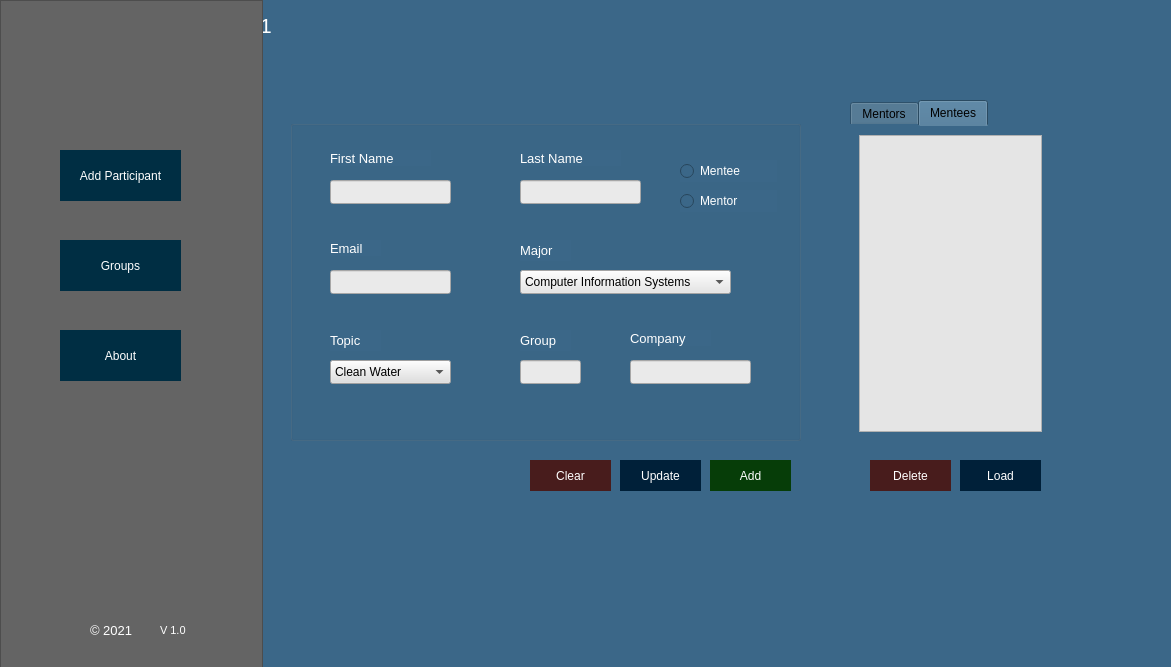
Old version of the form home.ui in the repository dndrade/CSC211H_Thamires-Andrade_HonorsProject_Spring2021.
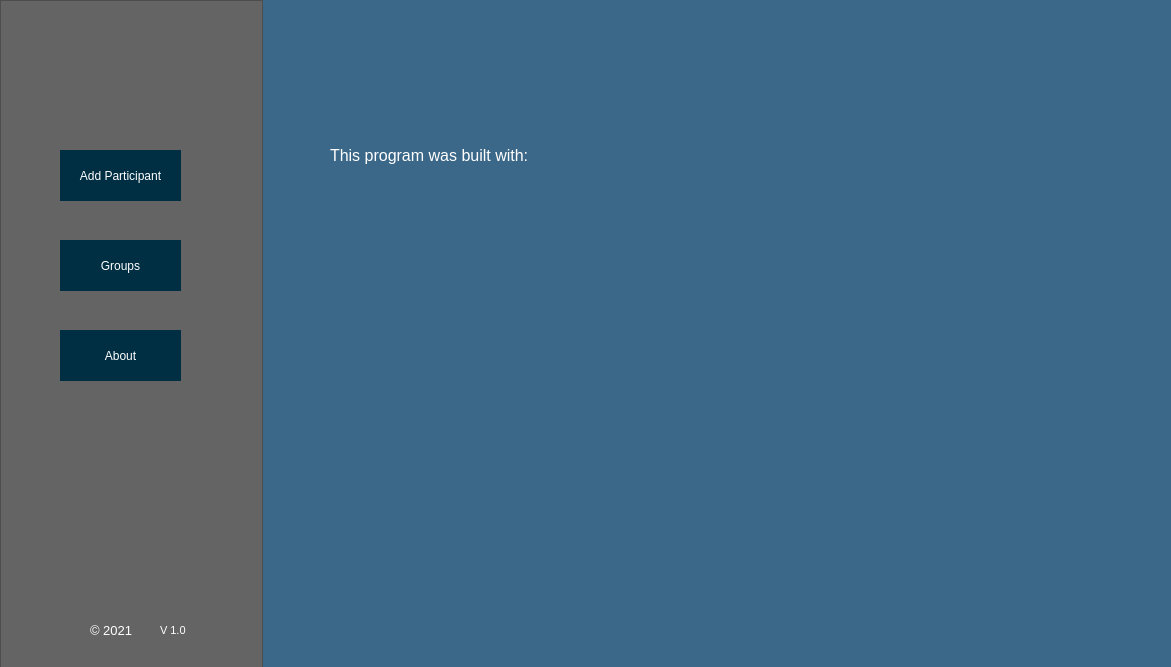
New version of the form. The open tabs and pages were chosen to show the change. Icons and pictures are not drawn.

What changed in the file:
```diff
--- a/home.ui
+++ b/home.ui
@@ -160,843 +160,11 @@
      </widget>
     </widget>
     <widget class="QWidget" name="page_2">
-     <widget class="QLabel" name="label_2">
-      <property name="geometry">
-       <rect>
-        <x>10</x>
-        <y>0</y>
-        <width>21</width>
-        <height>51</height>
-       </rect>
-      </property>
-      <property name="font">
-       <font>
-        <pointsize>16</pointsize>
-       </font>
-      </property>
-      <property name="styleSheet">
-       <string notr="true">color: rgb(255, 255, 255);</string>
-      </property>
-      <property name="text">
-       <string>1</string>
-      </property>
-     </widget>
-     <widget class="QGroupBox" name="addParticipant_form">
-      <property name="geometry">
-       <rect>
-        <x>40</x>
-        <y>120</y>
-        <width>511</width>
-        <height>321</height>
-       </rect>
-      </property>
-      <property name="title">
-       <string/>
-      </property>
-      <widget class="QLabel" name="label_6">
-       <property name="geometry">
-        <rect>
-         <x>40</x>
-         <y>30</y>
-         <width>101</width>
-         <height>16</height>
-        </rect>
-       </property>
-       <property name="font">
-        <font>
-         <pointsize>10</pointsize>
-        </font>
-       </property>
-       <property name="styleSheet">
-        <string notr="true">color: rgb(255, 255, 255);</string>
-       </property>
-       <property name="text">
-        <string>First Name</string>
-       </property>
-      </widget>
-      <widget class="QLineEdit" name="first_name">
-       <property name="geometry">
-        <rect>
-         <x>40</x>
-         <y>60</y>
-         <width>121</width>
-         <height>24</height>
-        </rect>
-       </property>
-       <property name="styleSheet">
-        <string notr="true">background-color: rgb(234, 234, 234);</string>
-       </property>
-      </widget>
-      <widget class="QLabel" name="label_8">
-       <property name="geometry">
-        <rect>
-         <x>230</x>
-         <y>30</y>
-         <width>101</width>
-         <height>16</height>
-        </rect>
-       </property>
-       <property name="font">
-        <font>
-         <pointsize>10</pointsize>
-        </font>
-       </property>
-       <property name="styleSheet">
-        <string notr="true">color: rgb(255, 255, 255);</string>
-       </property>
-       <property name="text">
-        <string>Last Name</string>
-       </property>
-      </widget>
-      <widget class="QLineEdit" name="last_name">
-       <property name="geometry">
-        <rect>
-         <x>230</x>
-         <y>60</y>
-         <width>121</width>
-         <height>24</height>
-        </rect>
-       </property>
-       <property name="styleSheet">
-        <string notr="true">background-color: rgb(234, 234, 234);</string>
-       </property>
-      </widget>
-      <widget class="QLabel" name="label_7">
-       <property name="geometry">
-        <rect>
-         <x>40</x>
-         <y>120</y>
-         <width>51</width>
-         <height>16</height>
-        </rect>
-       </property>
-       <property name="font">
-        <font>
-         <pointsize>10</pointsize>
-        </font>
-       </property>
-       <property name="styleSheet">
-        <string notr="true">color: rgb(255, 255, 255);</string>
-       </property>
-       <property name="text">
-        <string>Email</string>
-       </property>
-      </widget>
-      <widget class="QLineEdit" name="email">
-       <property name="geometry">
-        <rect>
-         <x>40</x>
-         <y>150</y>
-         <width>121</width>
-         <height>24</height>
-        </rect>
-       </property>
-       <property name="styleSheet">
-        <string notr="true">background-color: rgb(234, 234, 234);</string>
-       </property>
-      </widget>
-      <widget class="QLabel" name="label_9">
-       <property name="geometry">
-        <rect>
-         <x>230</x>
-         <y>120</y>
-         <width>51</width>
-         <height>21</height>
-        </rect>
-       </property>
-       <property name="font">
-        <font>
-         <pointsize>10</pointsize>
-        </font>
-       </property>
-       <property name="styleSheet">
-        <string notr="true">color: rgb(255, 255, 255);</string>
-       </property>
-       <property name="text">
-        <string>Major</string>
-       </property>
-      </widget>
-      <widget class="QComboBox" name="choose_major">
-       <property name="geometry">
-        <rect>
-         <x>230</x>
-         <y>150</y>
-         <width>211</width>
-         <height>24</height>
-        </rect>
-       </property>
-       <property name="styleSheet">
-        <string notr="true">background-color: rgb(230, 230, 230);
-color: rgb(0, 0, 0);</string>
-       </property>
-       <item>
-        <property name="text">
-         <string>Computer Information Systems</string>
-        </property>
-       </item>
-       <item>
-        <property name="text">
-         <string>Computer Network Technology</string>
-        </property>
-       </item>
-       <item>
-        <property name="text">
-         <string>Computer Science</string>
-        </property>
-       </item>
-       <item>
-        <property name="text">
-         <string>Engeneering Science</string>
-        </property>
-       </item>
-       <item>
-        <property name="text">
-         <string>Geographyc Information Science</string>
-        </property>
-       </item>
-      </widget>
-      <widget class="QLabel" name="label_10">
-       <property name="geometry">
-        <rect>
-         <x>40</x>
-         <y>210</y>
-         <width>51</width>
-         <height>21</height>
-        </rect>
-       </property>
-       <property name="font">
-        <font>
-         <pointsize>10</pointsize>
-        </font>
-       </property>
-       <property name="styleSheet">
-        <string notr="true">color: rgb(255, 255, 255);</string>
-       </property>
-       <property name="text">
-        <string>Topic</string>
-       </property>
-      </widget>
-      <widget class="QComboBox" name="topic">
-       <property name="geometry">
-        <rect>
-         <x>40</x>
-         <y>240</y>
-         <width>121</width>
-         <height>24</height>
-        </rect>
-       </property>
-       <property name="styleSheet">
-        <string notr="true">color: rgb(0, 0, 0);
-background-color: rgb(223, 223, 223);</string>
-       </property>
-       <item>
-        <property name="text">
-         <string>Clean Water</string>
-        </property>
-       </item>
-       <item>
-        <property name="text">
-         <string>Good Health </string>
-        </property>
-       </item>
-       <item>
-        <property name="text">
-         <string>Green Consumption</string>
-        </property>
-       </item>
-       <item>
-        <property name="text">
-         <string>Quality Education</string>
-        </property>
-       </item>
-       <item>
-        <property name="text">
-         <string>Racial Justice</string>
-        </property>
-       </item>
-       <item>
-        <property name="text">
-         <string>Zero Hunger</string>
-        </property>
-       </item>
-      </widget>
-      <widget class="QLabel" name="label_11">
-       <property name="geometry">
-        <rect>
-         <x>230</x>
-         <y>210</y>
-         <width>51</width>
-         <height>21</height>
-        </rect>
-       </property>
-       <property name="font">
-        <font>
-         <pointsize>10</pointsize>
-        </font>
-       </property>
-       <property name="styleSheet">
-        <string notr="true">color: rgb(255, 255, 255);</string>
-       </property>
-       <property name="text">
-        <string>Group</string>
-       </property>
-      </widget>
-      <widget class="QLineEdit" name="group_id">
-       <property name="geometry">
-        <rect>
-         <x>230</x>
-         <y>240</y>
-         <width>61</width>
-         <height>24</height>
-        </rect>
-       </property>
-       <property name="styleSheet">
-        <string notr="true">background-color: rgb(234, 234, 234);</string>
-       </property>
-      </widget>
-      <widget class="QRadioButton" name="mentor_role">
-       <property name="geometry">
-        <rect>
-         <x>390</x>
-         <y>70</y>
-         <width>97</width>
-         <height>22</height>
-        </rect>
-       </property>
-       <property name="styleSheet">
-        <string notr="true">color: rgb(255, 255, 255);</string>
-       </property>
-       <property name="text">
-        <string>Mentor</string>
-       </property>
-      </widget>
-      <widget class="QRadioButton" name="mentee_role">
-       <property name="geometry">
-        <rect>
-         <x>390</x>
-         <y>40</y>
-         <width>97</width>
-         <height>22</height>
-        </rect>
-       </property>
-       <property name="styleSheet">
-        <string notr="true">color: rgb(255, 255, 255);</string>
-       </property>
-       <property name="text">
-        <string>Mentee</string>
-       </property>
-      </widget>
-      <widget class="QLabel" name="label_12">
-       <property name="geometry">
-        <rect>
-         <x>340</x>
-         <y>210</y>
-         <width>81</width>
-         <height>16</height>
-        </rect>
-       </property>
-       <property name="font">
-        <font>
-         <pointsize>10</pointsize>
-        </font>
-       </property>
-       <property name="styleSheet">
-        <string notr="true">color: rgb(255, 255, 255);</string>
-       </property>
-       <property name="text">
-        <string>Company</string>
-       </property>
-      </widget>
-      <widget class="QLineEdit" name="company">
-       <property name="geometry">
-        <rect>
-         <x>340</x>
-         <y>240</y>
-         <width>121</width>
-         <height>24</height>
-        </rect>
-       </property>
-       <property name="styleSheet">
-        <string notr="true">background-color: rgb(234, 234, 234);</string>
-       </property>
-      </widget>
-     </widget>
-     <widget class="QPushButton" name="insert_participant">
-      <property name="geometry">
-       <rect>
-        <x>460</x>
-        <y>460</y>
-        <width>81</width>
-        <height>31</height>
-       </rect>
-      </property>
-      <property name="styleSheet">
-       <string notr="true">color: rgb(255, 255, 255);
-background-color: rgb(6, 61, 8);
-border: none;
-padding: 5px;</string>
-      </property>
-      <property name="text">
-       <string>Add</string>
-      </property>
-     </widget>
-     <widget class="QPushButton" name="clear_lines">
-      <property name="geometry">
-       <rect>
-        <x>280</x>
-        <y>460</y>
-        <width>81</width>
-        <height>31</height>
-       </rect>
-      </property>
-      <property name="styleSheet">
-       <string notr="true">color: rgb(255, 255, 255);
-background-color:  rgb(72, 28, 28);
-border: none;
-padding: 5px;</string>
-      </property>
-      <property name="text">
-       <string>Clear</string>
-      </property>
-     </widget>
-     <widget class="QPushButton" name="delete_selected">
-      <property name="geometry">
-       <rect>
-        <x>620</x>
-        <y>460</y>
-        <width>81</width>
-        <height>31</height>
-       </rect>
-      </property>
-      <property name="styleSheet">
-       <string notr="true">color: rgb(255, 255, 255);
-background-color:  rgb(72, 28, 28);
-border: none;
-padding: 5px;</string>
-      </property>
-      <property name="text">
-       <string>Delete</string>
-      </property>
-     </widget>
-     <widget class="QPushButton" name="load_participantList">
-      <property name="geometry">
-       <rect>
-        <x>710</x>
-        <y>460</y>
-        <width>81</width>
-        <height>31</height>
-       </rect>
-      </property>
-      <property name="styleSheet">
-       <string notr="true">color: rgb(255, 255, 255);
-background-color: rgb(25, 25, 25);
-background-color: rgb(0, 32, 57);
-border: none;
-padding: 5px;</string>
-      </property>
-      <property name="text">
-       <string>Load</string>
-      </property>
-     </widget>
-     <widget class="QPushButton" name="update_participant_data">
-      <property name="geometry">
-       <rect>
-        <x>370</x>
-        <y>460</y>
-        <width>81</width>
-        <height>31</height>
-       </rect>
-      </property>
-      <property name="styleSheet">
-       <string notr="true">color: rgb(255, 255, 255);
-background-color: rgb(25, 25, 25);
-background-color: rgb(0, 32, 57);
-border: none;
-padding: 5px;</string>
-      </property>
-      <property name="text">
-       <string>Update</string>
-      </property>
-     </widget>
-     <widget class="QTabWidget" name="tabWidget">
-      <property name="geometry">
-       <rect>
-        <x>600</x>
-        <y>100</y>
-        <width>201</width>
-        <height>341</height>
-       </rect>
-      </property>
-      <property name="styleSheet">
-       <string notr="true">border-color: rgb(17, 20, 63);
-border-bottom-color: rgb(17, 20, 63);
-border-right-color: rgb(17, 20, 63);
-gridline-color: rgb(17, 20, 63);
-color: rgb(0, 0, 0);</string>
-      </property>
-      <property name="currentIndex">
-       <number>0</number>
-      </property>
-      <widget class="QWidget" name="tab_1">
-       <attribute name="title">
-        <string>Mentors</string>
-       </attribute>
-       <layout class="QVBoxLayout" name="verticalLayout">
-        <item>
-         <widget class="QListView" name="listView_mentors">
-          <property name="styleSheet">
-           <string notr="true">background-color: rgb(229, 229, 229);</string>
-          </property>
-         </widget>
-        </item>
-       </layout>
-      </widget>
-      <widget class="QWidget" name="tab_2">
-       <attribute name="title">
-        <string>Mentees</string>
-       </attribute>
-       <layout class="QVBoxLayout" name="verticalLayout_2">
-        <item>
-         <widget class="QListView" name="listView_mentees">
-          <property name="styleSheet">
-           <string notr="true">background-color: rgb(229, 229, 229);
-color: rgb(0, 0, 0);</string>
-          </property>
-         </widget>
-        </item>
-       </layout>
-      </widget>
-     </widget>
-    </widget>
-    <widget class="QWidget" name="page_3">
-     <widget class="QLabel" name="label_3">
-      <property name="geometry">
-       <rect>
-        <x>10</x>
-        <y>0</y>
-        <width>21</width>
-        <height>51</height>
-       </rect>
-      </property>
-      <property name="font">
-       <font>
-        <pointsize>16</pointsize>
-       </font>
-      </property>
-      <property name="styleSheet">
-       <string notr="true">color: rgb(255, 255, 255);</string>
-      </property>
-      <property name="text">
-       <string>2</string>
-      </property>
-     </widget>
-     <widget class="QGroupBox" name="groupBox">
-      <property name="geometry">
-       <rect>
-        <x>60</x>
-        <y>110</y>
-        <width>721</width>
-        <height>401</height>
-       </rect>
-      </property>
-      <property name="styleSheet">
-       <string notr="true">border-color: none;
-color: none;</string>
-      </property>
-      <property name="title">
-       <string/>
-      </property>
-      <widget class="QTableView" name="mentorTable_group">
-       <property name="geometry">
-        <rect>
-         <x>20</x>
-         <y>40</y>
-         <width>421</width>
-         <height>151</height>
-        </rect>
-       </property>
-       <property name="styleSheet">
-        <string notr="true">background-color: rgb(198, 198, 198);</string>
-       </property>
-      </widget>
-      <widget class="QLabel" name="label_15">
-       <property name="geometry">
-        <rect>
-         <x>20</x>
-         <y>10</y>
-         <width>71</width>
-         <height>24</height>
-        </rect>
-       </property>
-       <property name="font">
-        <font>
-         <pointsize>10</pointsize>
-        </font>
-       </property>
-       <property name="styleSheet">
-        <string notr="true">color: rgb(255, 255, 255);</string>
-       </property>
-       <property name="text">
-        <string>Mentors</string>
-       </property>
-      </widget>
-      <widget class="QTableView" name="menteeTable_group">
-       <property name="geometry">
-        <rect>
-         <x>20</x>
-         <y>230</y>
-         <width>421</width>
-         <height>151</height>
-        </rect>
-       </property>
-       <property name="styleSheet">
-        <string notr="true">background-color: rgb(198, 198, 198);</string>
-       </property>
-      </widget>
-      <widget class="QLabel" name="label_14">
-       <property name="geometry">
-        <rect>
-         <x>20</x>
-         <y>200</y>
-         <width>71</width>
-         <height>24</height>
-        </rect>
-       </property>
-       <property name="font">
-        <font>
-         <pointsize>10</pointsize>
-        </font>
-       </property>
-       <property name="styleSheet">
-        <string notr="true">color: rgb(255, 255, 255);</string>
-       </property>
-       <property name="text">
-        <string>Mentees</string>
-       </property>
-      </widget>
-      <widget class="QWidget" name="layoutWidget_2">
-       <property name="geometry">
-        <rect>
-         <x>240</x>
-         <y>200</y>
-         <width>197</width>
-         <height>27</height>
-        </rect>
-       </property>
-       <layout class="QHBoxLayout" name="horizontalLayout_3">
-        <item>
-         <widget class="QLineEdit" name="mentee_searchTerm">
-          <property name="styleSheet">
-           <string notr="true">background-color: rgb(230, 230, 230);</string>
-          </property>
-         </widget>
-        </item>
-        <item>
-         <widget class="QPushButton" name="searchMenteeButton">
-          <property name="styleSheet">
-           <string notr="true">background-color: rgb(232, 232, 232);
-color: rgb(0, 0, 0);</string>
-          </property>
-          <property name="text">
-           <string>Search</string>
-          </property>
-         </widget>
-        </item>
-       </layout>
-      </widget>
-      <widget class="QWidget" name="layoutWidget">
-       <property name="geometry">
-        <rect>
-         <x>240</x>
-         <y>10</y>
-         <width>197</width>
-         <height>27</height>
-        </rect>
-       </property>
-       <layout class="QHBoxLayout" name="horizontalLayout_2">
-        <item>
-         <widget class="QLineEdit" name="mentor_searchTerm">
-          <property name="styleSheet">
-           <string notr="true">background-color: rgb(230, 230, 230);</string>
-          </property>
-          <property name="text">
-           <string/>
-          </property>
-         </widget>
-        </item>
-        <item>
-         <widget class="QPushButton" name="searchMentor_Button">
-          <property name="styleSheet">
-           <string notr="true">background-color: rgb(232, 232, 232);
-color: rgb(0, 0, 0);</string>
-          </property>
-          <property name="text">
-           <string>Search</string>
-          </property>
-         </widget>
-        </item>
-       </layout>
-      </widget>
-      <widget class="QWidget" name="layoutWidget">
-       <property name="geometry">
-        <rect>
-         <x>490</x>
-         <y>20</y>
-         <width>211</width>
-         <height>361</height>
-        </rect>
-       </property>
-       <layout class="QVBoxLayout" name="verticalLayout_3">
-        <item>
-         <layout class="QHBoxLayout" name="horizontalLayout">
-          <property name="spacing">
-           <number>30</number>
-          </property>
-          <item>
-           <widget class="QLabel" name="label_13">
-            <property name="font">
-             <font>
-              <pointsize>10</pointsize>
-             </font>
-            </property>
-            <property name="styleSheet">
-             <string notr="true">color: rgb(255, 255, 255);</string>
-            </property>
-            <property name="text">
-             <string>Select Group:</string>
-            </property>
-           </widget>
-          </item>
-          <item>
-           <widget class="QComboBox" name="comboBox">
-            <property name="styleSheet">
-             <string notr="true">color: rgb(0, 0, 0);
-background-color: rgb(208, 208, 208);</string>
-            </property>
-            <item>
-             <property name="text">
-              <string/>
-             </property>
-            </item>
-            <item>
-             <property name="text">
-              <string>1</string>
-             </property>
-            </item>
-            <item>
-             <property name="text">
-              <string>2</string>
-             </property>
-            </item>
-            <item>
-             <property name="text">
-              <string>3</string>
-             </property>
-            </item>
-            <item>
-             <property name="text">
-              <string>4</string>
-             </property>
-            </item>
-           </widget>
-          </item>
-         </layout>
-        </item>
-        <item>
-         <widget class="QListView" name="groupMembersList">
-          <property name="styleSheet">
-           <string notr="true">background-color: rgb(226, 226, 226);</string>
-          </property>
-         </widget>
-        </item>
-       </layout>
-      </widget>
-     </widget>
-     <widget class="QPushButton" name="load_groupTables">
-      <property name="geometry">
-       <rect>
-        <x>410</x>
-        <y>520</y>
-        <width>81</width>
-        <height>31</height>
-       </rect>
-      </property>
-      <property name="styleSheet">
-       <string notr="true">color: rgb(255, 255, 255);
-background-color: rgb(25, 25, 25);
-background-color: rgb(0, 32, 57);
-border: none;
-padding: 5px;</string>
-      </property>
-      <property name="text">
-       <string>Load</string>
-      </property>
-     </widget>
-    </widget>
-    <widget class="QWidget" name="page_4">
-     <widget class="QLabel" name="label_4">
-      <property name="geometry">
-       <rect>
-        <x>20</x>
-        <y>0</y>
-        <width>21</width>
-        <height>51</height>
-       </rect>
-      </property>
-      <property name="font">
-       <font>
-        <pointsize>16</pointsize>
-       </font>
-      </property>
-      <property name="styleSheet">
-       <string notr="true">color: rgb(255, 255, 255);</string>
-      </property>
-      <property name="text">
-       <string>3</string>
-      </property>
-     </widget>
-     <widget class="QLabel" name="label_20">
-      <property name="geometry">
-       <rect>
-        <x>70</x>
-        <y>90</y>
-        <width>261</width>
-        <height>31</height>
-       </rect>
-      </property>
-      <property name="font">
-       <font>
-        <pointsize>12</pointsize>
-       </font>
-      </property>
-      <property name="styleSheet">
-       <string notr="true">color: rgb(255, 255, 255);</string>
-      </property>
-      <property name="text">
-       <string>This program was built with:</string>
-      </property>
-     </widget>
-     <widget class="QLabel" name="label_21">
-      <property name="geometry">
-       <rect>
-        <x>100</x>
-        <y>200</y>
-        <width>141</width>
-        <height>131</height>
-       </rect>
-      </property>
-      <property name="styleSheet">
-       <string notr="true">image: url(:/images/images/Qt_logo_2016.svg);</string>
-      </property>
-      <property name="text">
-       <string/>
-      </property>
-     </widget>
      <widget class="QLabel" name="label_22">
       <property name="geometry">
        <rect>
-        <x>350</x>
-        <y>210</y>
+        <x>360</x>
+        <y>260</y>
         <width>151</width>
         <height>111</height>
        </rect>
@@ -1011,8 +179,8 @@
      <widget class="QLabel" name="label_23">
       <property name="geometry">
        <rect>
-        <x>640</x>
-        <y>190</y>
+        <x>650</x>
+        <y>240</y>
         <width>131</width>
         <height>141</height>
        </rect>
@@ -1024,6 +192,43 @@
        <string/>
       </property>
      </widget>
+     <widget class="QLabel" name="label_21">
+      <property name="geometry">
+       <rect>
+        <x>110</x>
+        <y>250</y>
+        <width>141</width>
+        <height>131</height>
+       </rect>
+      </property>
+      <property name="styleSheet">
+       <string notr="true">image: url(:/images/images/Qt_logo_2016.svg);</string>
+      </property>
+      <property name="text">
+       <string/>
+      </property>
+     </widget>
+     <widget class="QLabel" name="label_20">
+      <property name="geometry">
+       <rect>
+        <x>80</x>
+        <y>140</y>
+        <width>261</width>
+        <height>31</height>
+       </rect>
+      </property>
+      <property name="font">
+       <font>
+        <pointsize>12</pointsize>
+       </font>
+      </property>
+      <property name="styleSheet">
+       <string notr="true">color: rgb(255, 255, 255);</string>
+      </property>
+      <property name="text">
+       <string>This program was built with:</string>
+      </property>
+     </widget>
     </widget>
    </widget>
    <widget class="QFrame" name="navbar_2">
```
Left out of the diff: 58 changed lines with no effect on the pictures.
